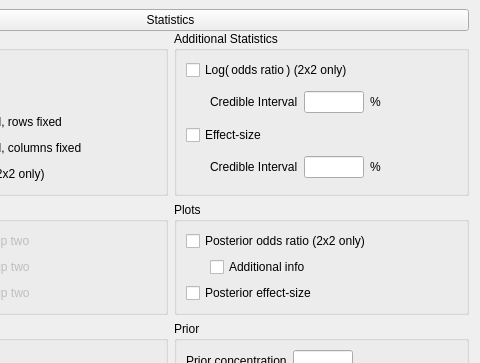
Old version of the form JASP-Desktop/analysisforms/contingencytablesbayesianform.ui in the repository jasp-stats/jasp-desktop; both pictures show x 139 to 619 and y 529 to 892 of the 619 by 1184 pixel window.
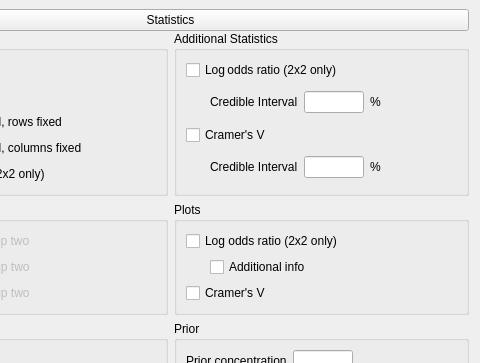
New version of the form. Custom widgets are drawn as their Qt base class.

Commit message:
B Cont Table: Changes to labels in UI
As per request
(unfortunately, this means the labels don’t match the underlying option
names, but we need to keep the option names for backward compatibility)

What changed in the file:
```diff
--- a/JASP-Desktop/analysisforms/contingencytablesbayesianform.ui
+++ b/JASP-Desktop/analysisforms/contingencytablesbayesianform.ui
@@ -382,7 +382,7 @@
             <item row="2" column="0" colspan="2">
              <widget class="BoundCheckBox" name="oddsRatio">
               <property name="text">
-               <string>Log( odds ratio ) (2x2 only)</string>
+               <string>Log odds ratio (2x2 only)</string>
               </property>
              </widget>
             </item>
@@ -434,7 +434,7 @@
             <item row="4" column="0">
              <widget class="BoundCheckBox" name="effectSize">
               <property name="text">
-               <string>Effect-size</string>
+               <string>Cramer's V</string>
               </property>
              </widget>
             </item>
@@ -572,14 +572,14 @@
             <item row="0" column="0">
              <widget class="BoundCheckBox" name="plotPosteriorOddsRatio">
               <property name="text">
-               <string>Posterior odds ratio (2x2 only)</string>
+               <string>Log odds ratio (2x2 only)</string>
               </property>
              </widget>
             </item>
             <item row="2" column="0">
              <widget class="BoundCheckBox" name="plotPosteriorEffectSize">
               <property name="text">
-               <string>Posterior effect-size</string>
+               <string>Cramer's V</string>
               </property>
              </widget>
             </item>
@@ -847,16 +847,16 @@
    <extends>QPushButton</extends>
    <header>widgets/expanderbutton.h</header>
   </customwidget>
+  <customwidget>
+   <class>boundSingleItemView</class>
+   <extends>QListView</extends>
+   <header>widgets/boundsingleitemview.h</header>
+  </customwidget>
   <customwidget>
    <class>BoundCheckBox</class>
    <extends>QCheckBox</extends>
    <header>widgets/boundcheckbox.h</header>
   </customwidget>
-  <customwidget>
-   <class>boundSingleItemView</class>
-   <extends>QListView</extends>
-   <header>widgets/boundsingleitemview.h</header>
-  </customwidget>
  </customwidgets>
  <resources/>
  <connections>
```
